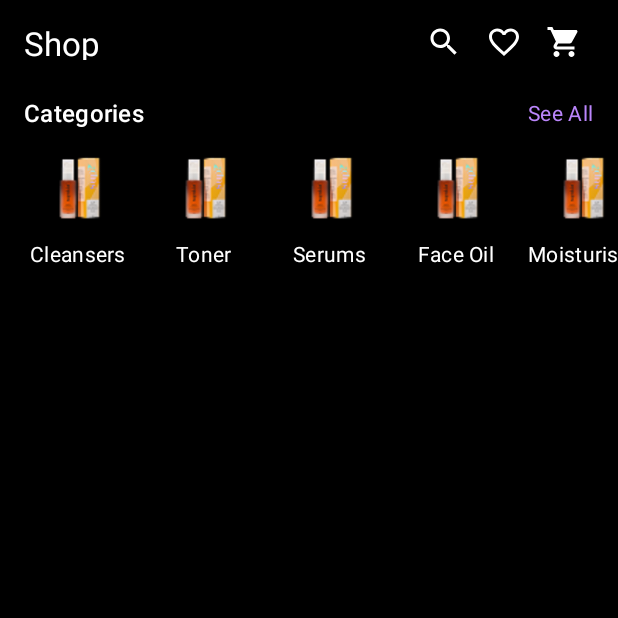
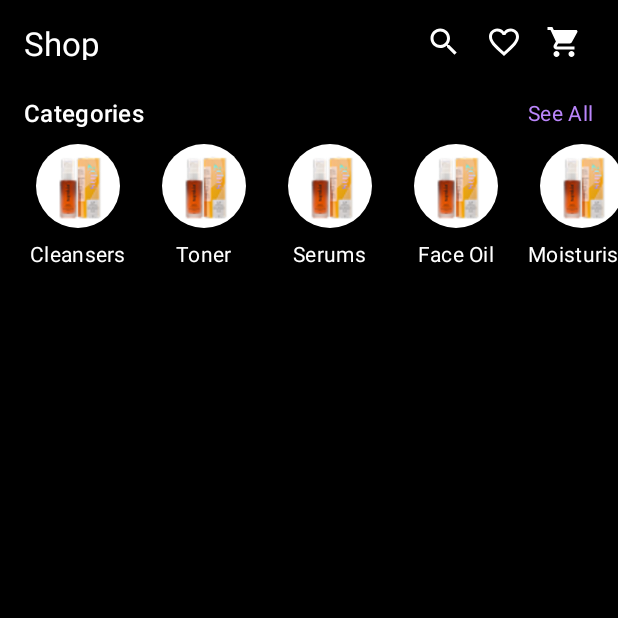
Before and after one commit to oyeraghib/Shop-App-D4C, an Android app built with Jetpack Compose: the screen it shows after launch (HomeActivity), on a phone screen of 412 x 824 dp, the top half of it. Run offline under Robolectric (Android 15) with nearby library versions, the phone set to English and light mode, and no system bars.

Commit message:
change bg color of category items

```diff
--- a/app/src/main/java/com/d4cshopappassignment/ui/activity/shopHome/HomeActivity.kt
+++ b/app/src/main/java/com/d4cshopappassignment/ui/activity/shopHome/HomeActivity.kt
@@ -156,6 +156,7 @@ fun CategoryItem(category: com.d4cshopappassignment.data.Category) {
             modifier = Modifier
                 .size(56.dp)
                 .clip(CircleShape)
+                .background(Color.White)
         )
         Spacer(modifier = Modifier.height(8.dp))
         Text(
```
